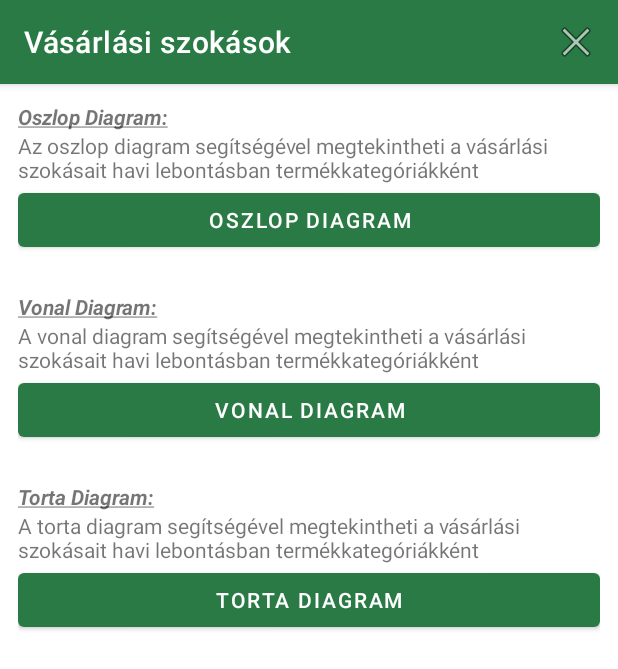
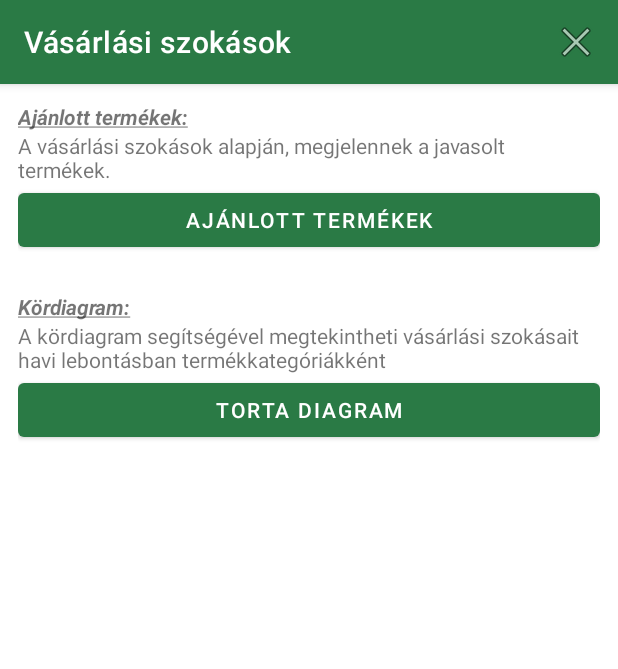
Before and after one commit to SzZsolt88/shoppingList, an Android app: the ChartActivity screen opened directly, with no data from a screen before it, on a phone screen of 412 x 824 dp. Shown: the top 669 px of the screen. Run offline under Robolectric (Android 15) with nearby library versions, the phone set to English and light mode, and no system bars.

```diff
--- a/app/src/main/AndroidManifest.xml
+++ b/app/src/main/AndroidManifest.xml
@@ -26,8 +26,7 @@
         <activity android:name=".products.ProductActivity"/>
         <activity android:name=".contacts.ContactsActivity"/>
         <activity android:name=".charts.ChartActivity"/>
-        <activity android:name=".charts.BarChartActivity"/>
-        <activity android:name=".charts.LineChartActivity"/>
+        <activity android:name=".charts.RecommendedProductsActivity"/>
         <activity android:name=".charts.PieChartActivity"/>
     </application>
 </manifest>
--- a/app/src/main/java/com/example/recyclerview2/appDataBase/AbstractFireStoreInstance.java
+++ b/app/src/main/java/com/example/recyclerview2/appDataBase/AbstractFireStoreInstance.java
@@ -43,7 +43,7 @@ public abstract class AbstractFireStoreInstance {
     //Product Statictics
     protected static final String PRODUCT_STATISTICS = "statistics";
     protected static final String CATEGORY_FRUIT_AND_VEG = "Gyümölcs és Zöldség";
-    protected static final String CATEGORY_BAKERY = "Pékárú";
+    protected static final String CATEGORY_BAKERY = "Pékáru";
     protected static final String CATEGORY_DAIRY = "Tejtermék";
     protected static final String CATEGORY_BEVERAGE = "Ital";
     protected static final String CATEGORY_MEAT = "Hús";
--- a/app/src/main/java/com/example/recyclerview2/appDataBase/ProductDB.java
+++ b/app/src/main/java/com/example/recyclerview2/appDataBase/ProductDB.java
@@ -229,7 +229,7 @@ public class ProductDB extends AbstractFireStoreInstance {
             @Override
             public void onComplete(@NonNull Task<DocumentSnapshot> task) {
                 if (task.isSuccessful()) {
-                    if (originalCategory == "Pékárú") {
+                    if (originalCategory == "Pékáru") {
                         bakery.remove(productName);
                     } else if (originalCategory == "Gyümölcs és Zöldség") {
                         fruitAndVegetables.remove(productName);
@@ -243,7 +243,7 @@ public class ProductDB extends AbstractFireStoreInstance {
                         dairy.remove(productName);
                     }
 
-                    if (newCategory == "Pékárú") {
+                    if (newCategory == "Pékáru") {
                         bakery.add(productName);
                     } else if (newCategory == "Gyümölcs és Zöldség") {
                         fruitAndVegetables.add(productName);
--- a/app/src/main/java/com/example/recyclerview2/charts/ChartActivity.java
+++ b/app/src/main/java/com/example/recyclerview2/charts/ChartActivity.java
@@ -14,30 +14,21 @@ import androidx.appcompat.app.AppCompatActivity;
 import com.example.recyclerview2.R;
 
 public class ChartActivity extends AppCompatActivity {
-    Button barChart;
-    Button lineChart;
+    Button recommendedProducts;
     Button pieChart;
 
     @Override
     protected void onCreate(@Nullable Bundle savedInstanceState) {
             super.onCreate(savedInstanceState);
             setContentView(R.layout.charts);
-            barChart = findViewById(R.id.barChartButton);
-            lineChart = findViewById(R.id.lineChartButton);
+            recommendedProducts = findViewById(R.id.recommendedProductsBtn);
             pieChart = findViewById(R.id.pieChartButton);
 
-            barChart.setOnClickListener(new View.OnClickListener() {
+            recommendedProducts.setOnClickListener(new View.OnClickListener() {
                 @Override
                 public void onClick(View v) {
-                    Intent startBarChart = new Intent(ChartActivity.this, BarChartActivity.class);
+                    Intent startBarChart = new Intent(ChartActivity.this, RecommendedProductsActivity.class);
                     startActivity(startBarChart);
-                }
-            });
-            lineChart.setOnClickListener(new View.OnClickListener() {
-                @Override
-                public void onClick(View v) {
-                    Intent startLineChart = new Intent(ChartActivity.this, LineChartActivity.class);
-                    startActivity(startLineChart);
                 }
             });
             pieChart.setOnClickListener(new View.OnClickListener() {
--- a/app/src/main/java/com/example/recyclerview2/products/ProductAdapter.java
+++ b/app/src/main/java/com/example/recyclerview2/products/ProductAdapter.java
@@ -73,7 +73,7 @@ public class ProductAdapter extends RecyclerView.Adapter<ProductAdapter.productV
             case "Gyümölcs és Zöldség":
                 holder.productCategoryIcon.setImageResource(R.drawable.ic_fruit_and_veg);
                 break;
-            case "Pékárú":
+            case "Pékáru":
                 holder.productCategoryIcon.setImageResource(R.drawable.ic_bakery);
                 break;
             case "Ital":
--- a/app/src/main/java/com/example/recyclerview2/products/ProductEditFragment.java
+++ b/app/src/main/java/com/example/recyclerview2/products/ProductEditFragment.java
@@ -65,7 +65,7 @@ public class ProductEditFragment extends DialogFragment {
         unitSpinnerField.setAdapter(adapterUnits);
 
         //termékcategóriák Spiiner feltöltése
-        String[] category = {"Gyümölcs és Zöldség","Pékárú", "Tejtermék", "Ital", "Hús", "Egyéb"};
+        String[] category = {"Gyümölcs és Zöldség","Pékáru", "Tejtermék", "Ital", "Hús", "Egyéb"};
         ArrayAdapter<String> adapterProductCategory = new ArrayAdapter<>(getActivity().getApplicationContext(), android.R.layout.simple_spinner_dropdown_item,category);
         productCategorySpinner.setAdapter(adapterProductCategory);
 
--- a/app/src/main/res/layout/charts.xml
+++ b/app/src/main/res/layout/charts.xml
@@ -19,48 +19,20 @@
             <TextView
                 android:layout_width="wrap_content"
                 android:layout_height="wrap_content"
-                android:text="@string/bar_chart_title"/>
+                android:text="@string/recommendedProducts"/>
 
             <TextView
-                android:id="@+id/barChartDescription"
+                android:id="@+id/recommendedProductsDescription"
                 android:layout_width="match_parent"
                 android:layout_height="wrap_content"
-                android:text="@string/bar_chart_description" />
+                android:text="A vásárlási szokások alapján, megjelennek a javasolt termékek." />
 
             <Button
-                android:id="@+id/barChartButton"
+                android:id="@+id/recommendedProductsBtn"
                 android:layout_width="match_parent"
                 android:layout_height="wrap_content"
-                android:text="Oszlop Diagram" />
+                android:text="Ajánlott termékek" />
         </LinearLayout>
-
-    <LinearLayout
-        android:layout_width="match_parent"
-        android:layout_height="wrap_content"
-        android:orientation="vertical"
-        android:layout_marginStart="12dp"
-        android:layout_marginEnd="12dp"
-        android:layout_marginTop="12dp"
-        android:layout_marginBottom="12dp">
-
-        <TextView
-            android:layout_width="wrap_content"
-            android:layout_height="wrap_content"
-            android:text="@string/line_chart_title" />
-
-
-        <TextView
-            android:id="@+id/lineChartDescription"
-            android:layout_width="match_parent"
-            android:layout_height="wrap_content"
-            android:text="@string/line_chart_description" />
-
-        <Button
-            android:id="@+id/lineChartButton"
-            android:layout_width="match_parent"
-            android:layout_height="wrap_content"
-            android:text="Vonal Diagram" />
-    </LinearLayout>
 
     <LinearLayout
         android:layout_width="match_parent"
--- a/app/src/main/res/layout/charts_line_chart.xml
+++ b/app/src/main/res/layout/recommended_products_activity.xml
@@ -3,9 +3,4 @@
     xmlns:android="http://schemas.android.com/apk/res/android" android:layout_width="match_parent"
     android:layout_height="match_parent">
 
-    <com.github.mikephil.charting.charts.LineChart
-        android:id="@+id/lineChart"
-        android:layout_height="match_parent"
-        android:layout_width="match_parent" />
-
 </androidx.constraintlayout.widget.ConstraintLayout>
--- a/app/src/main/res/values/productVariant2.xml
+++ b/app/src/main/res/values/productVariant2.xml
@@ -138,7 +138,6 @@
     </string-array>
 
     <string-array name="bakery">
-
     //Bakery products
         <item>Buci</item>
         <item>Búrkifli</item>
--- a/app/src/main/res/values/strings.xml
+++ b/app/src/main/res/values/strings.xml
@@ -25,12 +25,9 @@
     <string name="newPassword">Új jelszó:</string>
     <string name="newPasswordAgain">Új jelszó megerősítése:</string>
     <string name="deleteUser">Felhasználó Törlése</string>
-    <string name="bar_chart_title"><u><b><i>Oszlop Diagram:</i></b></u></string>
-    <string name="line_chart_title"><u><b><i>Vonal Diagram:</i></b></u></string>
-    <string name="pie_chart_title"><u><b><i>Torta Diagram:</i></b></u></string>
-    <string name="bar_chart_description">Az oszlop diagram segítségével megtekintheti a vásárlási szokásait havi lebontásban termékkategóriákként</string>
-    <string name="line_chart_description">A vonal diagram segítségével megtekintheti a vásárlási szokásait havi lebontásban termékkategóriákként</string>
-    <string name="pie_chart_description">A torta diagram segítségével megtekintheti a vásárlási szokásait havi lebontásban termékkategóriákként</string>
+    <string name="recommendedProducts"><u><b><i>Ajánlott termékek:</i></b></u></string>
+    <string name="pie_chart_title"><u><b><i>Kördiagram:</i></b></u></string>
+    <string name="pie_chart_description">A kördiagram segítségével megtekintheti vásárlási szokásait havi lebontásban termékkategóriákként</string>
     <string name="contacts">Ismerősök</string>
     <string name="contactMailAddress">Az ismerősöd email címe</string>
     <string name="share">Megosztás</string>
```
Also changed, not shown: app/src/main/java/com/example/recyclerview2/appDataBase/StatisticDB.java (+12 -8 lines), app/src/main/java/com/example/recyclerview2/charts/BarChartActivity.java (deleted, +0 -65 lines), app/src/main/java/com/example/recyclerview2/charts/LineChartActivity.java (deleted, +0 -61 lines), app/src/main/java/com/example/recyclerview2/charts/PieChartActivity.java (+11 -2 lines), app/src/main/java/com/example/recyclerview2/charts/RecommendedProductsActivity.java (added, +39 -0 lines), app/src/main/res/layout/charts_bar_chart.xml (deleted, +0 -11 lines).
